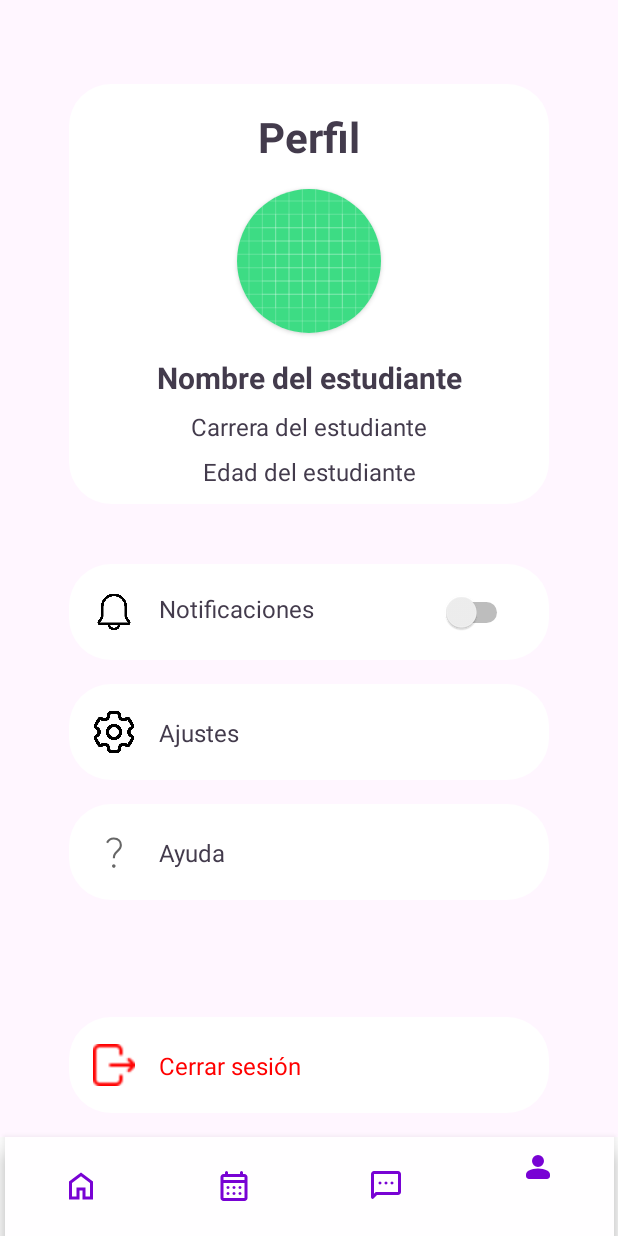
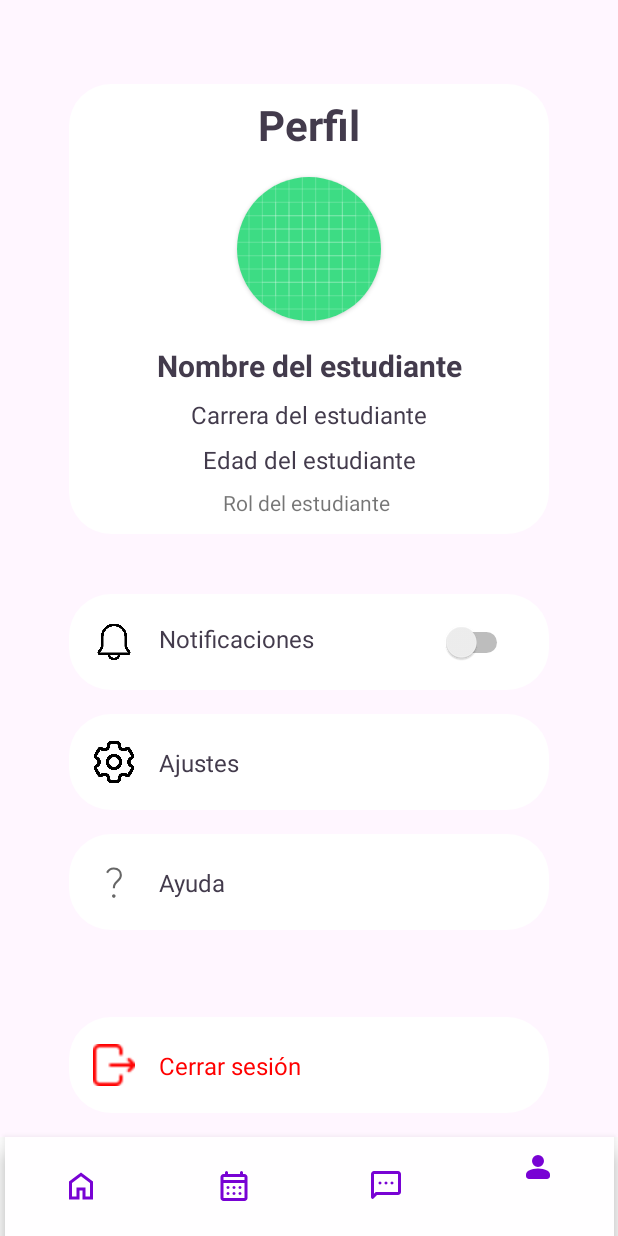
Before and after one commit to AngelicaCorrales/IcesiCare, an Android app: the screen it shows after launch (MainActivity), item 4 of the bottom bar chosen, on a phone screen of 412 x 824 dp. Run offline under Robolectric (Android 15) with nearby library versions, the light colour scheme and no system bars; our stand-ins replace Firebase (no records; nobody signed in at launch, a user with empty details on screens opened directly); Roboto replaces fonts that are not available here; 1 statement that could not run was skipped.

Commit message:
feat: student role in profile added

```diff
--- a/app/src/main/java/icesi/edu/co/icesicare/view/fragments/StudentProfileFragment.kt
+++ b/app/src/main/java/icesi/edu/co/icesicare/view/fragments/StudentProfileFragment.kt
@@ -22,10 +22,15 @@ class StudentProfileFragment: Fragment() {
     ): View {
         val binding: StudentProfileFragmentBinding = StudentProfileFragmentBinding.inflate(inflater,container,false)
 
-        viewModel.getStudent("UjZ9bvrXxCexOXvFV2nF")
+        viewModel.getStudent("UjZ9bvrXxCexOXvFV2nF")//falta hacerlo con current user
         viewModel.studentLV.observe(viewLifecycleOwner){
             val name = it.name+" "+it.lastname
             val age = it.age.toString()+" años"
+            val role = "Estudiante"
+
+            if (it.role == "student"){
+                binding.profileRole.text = role
+            }
 
             binding.profileName.text = name
             binding.profileAge.text = age
--- a/app/src/main/res/layout/student_profile_fragment.xml
+++ b/app/src/main/res/layout/student_profile_fragment.xml
@@ -9,7 +9,7 @@
     <ImageView
         android:id="@+id/imageView5"
         android:layout_width="320dp"
-        android:layout_height="280dp"
+        android:layout_height="300dp"
         android:layout_marginTop="56dp"
         android:shadowRadius="10"
         app:layout_constraintEnd_toEndOf="parent"
@@ -23,7 +23,7 @@
         android:layout_height="wrap_content"
         android:layout_alignParentTop="true"
         android:layout_centerHorizontal="true"
-        android:layout_marginTop="16dp"
+        android:layout_marginTop="8dp"
         android:text="@string/perfil"
         android:textColor="@color/black"
         android:textSize="28sp"
@@ -262,4 +262,16 @@
         app:layout_constraintStart_toStartOf="@+id/imageView5"
         app:layout_constraintTop_toBottomOf="@+id/profileCareer" />
 
+    <TextView
+        android:id="@+id/profileRole"
+        android:layout_width="wrap_content"
+        android:layout_height="wrap_content"
+        android:layout_marginStart="129dp"
+        android:layout_marginTop="8dp"
+        android:layout_marginEnd="133dp"
+        android:text="Rol del estudiante"
+        app:layout_constraintEnd_toEndOf="@+id/imageView5"
+        app:layout_constraintStart_toStartOf="@+id/imageView5"
+        app:layout_constraintTop_toBottomOf="@+id/profileAge" />
+
 </androidx.constraintlayout.widget.ConstraintLayout>
```
